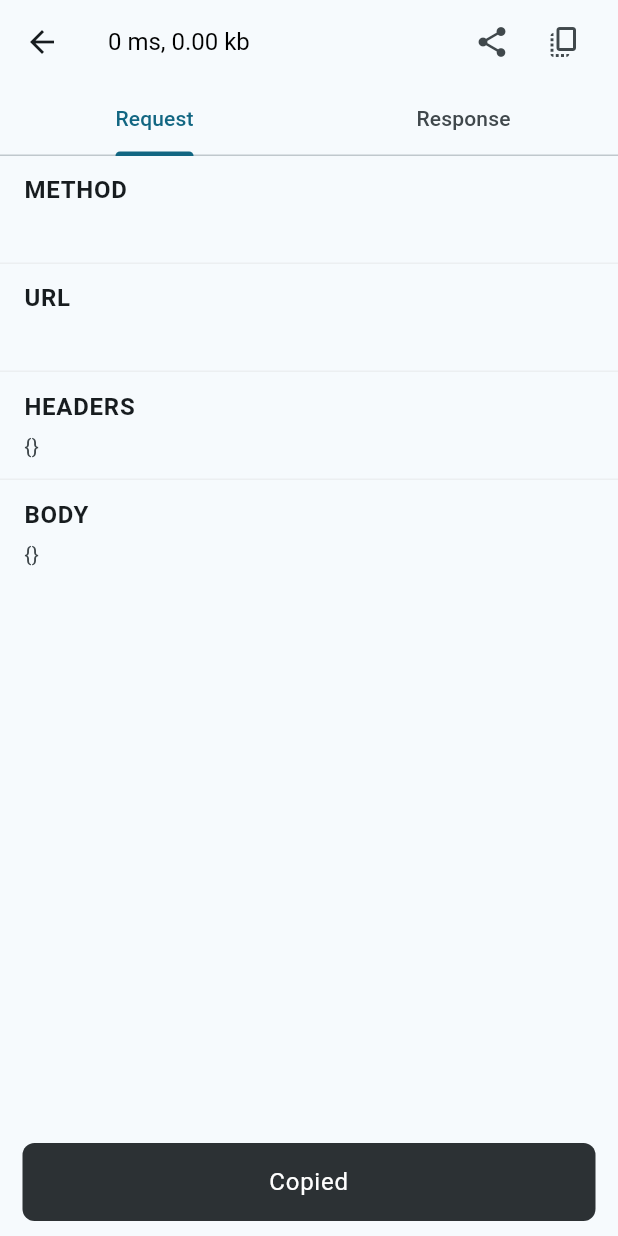
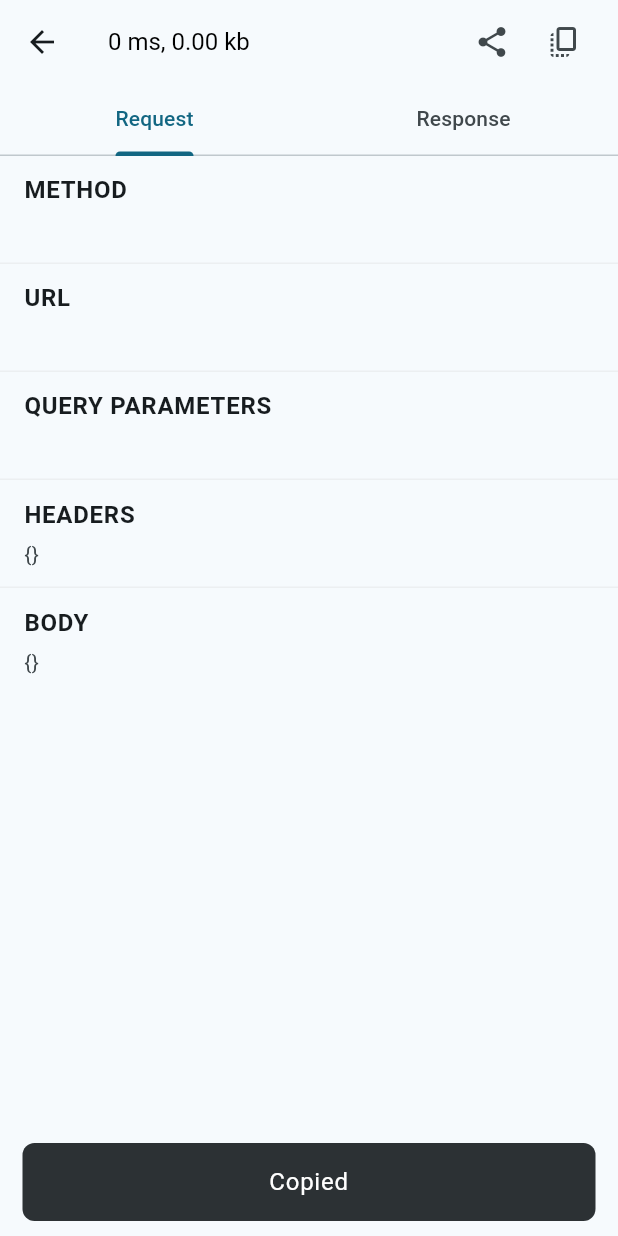
Before and after one commit to kamranbekirovyz/logarte, a Flutter app: the NetworkLogEntryDetailsScreen screen opened directly with empty values, after a tap on the "copy all" icon, on a phone screen of 412 x 824 dp. Run offline on Flutter 3.47's test engine with Material 3 defaults, Android fonts, the phone set to English and light mode, and no system bars; our stand-ins replace dio, share_plus.

Commit message:
add query params detail

```diff
--- a/example/lib/main.dart
+++ b/example/lib/main.dart
@@ -141,7 +141,7 @@ class HomePageState extends State<HomePage> {
                 FilledButton.tonal(
                   onPressed: () async {
                     await _dio
-                        .get('https://jsonplaceholder.typicode.com/posts');
+                        .get('https://jsonplaceholder.typicode.com/comments?postId=1');
                   },
                   child: const Text('GET'),
                 ),
--- a/lib/src/console/network_log_entry_details_screen.dart
+++ b/lib/src/console/network_log_entry_details_screen.dart
@@ -72,6 +72,11 @@ class NetworkLogEntryDetailsScreen extends StatelessWidget {
                           SelectableCopiableTile(
                             title: 'URL',
                             subtitle: entry.request.url,
+                          ),
+                          const Divider(height: 0.0),
+                          SelectableCopiableTile(
+                            title: 'QUERY PARAMETERS',
+                            subtitle: entry.extractQueryParams,
                           ),
                           const Divider(height: 0.0),
                           SelectableCopiableTile(
--- a/lib/src/extensions/entry_extensions.dart
+++ b/lib/src/extensions/entry_extensions.dart
@@ -8,4 +8,14 @@ extension LogarteNetworkEntryXs on NetworkLogarteEntry {
 
     return '${response.receivedAt!.difference(request.sentAt!).inMilliseconds} ms';
   }
+
+  String get extractQueryParams {
+    Uri uri = Uri.parse(request.url);
+    final params = uri.queryParameters;
+    StringBuffer formatted = StringBuffer();
+    params.forEach((key, value) {
+      formatted.write("$key = $value");
+    });
+    return formatted.toString();
+  }
 }
```
